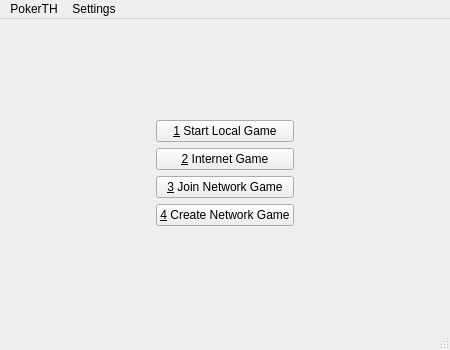
pokerth/pokerth, file src/gui/qt/startwindow.ui: the form before one commit.
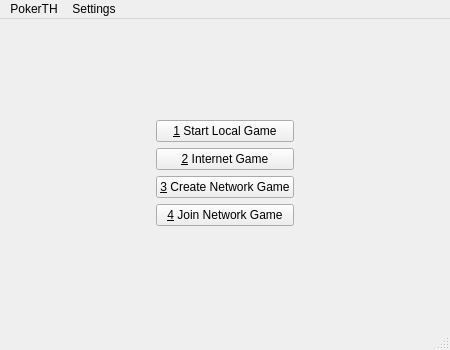
The form after the commit. Icons and pictures are not drawn.

Patch:
```diff
--- a/src/gui/qt/startwindow.ui
+++ b/src/gui/qt/startwindow.ui
@@ -54,6 +54,9 @@
     </item>
     <item row="1" column="1" >
      <layout class="QVBoxLayout" name="verticalLayout" >
+      <property name="spacing" >
+       <number>-1</number>
+      </property>
       <item>
        <widget class="QPushButton" name="pushButtonStart_Local_Game" >
         <property name="focusPolicy" >
@@ -94,33 +97,13 @@
         </property>
        </widget>
       </item>
-      <item>
-       <widget class="QPushButton" name="pushButton_Join_Network_Game" >
-        <property name="focusPolicy" >
-         <enum>Qt::NoFocus</enum>
-        </property>
-        <property name="text" >
-         <string>&amp;3 Join Network Game</string>
-        </property>
-        <property name="icon" >
-         <iconset resource="resources/pokerth.qrc" >
-          <normaloff>:/gfx/swbuttonjoinnetworkgame.png</normaloff>:/gfx/swbuttonjoinnetworkgame.png</iconset>
-        </property>
-        <property name="iconSize" >
-         <size>
-          <width>32</width>
-          <height>32</height>
-         </size>
-        </property>
-       </widget>
-      </item>
       <item>
        <widget class="QPushButton" name="pushButton_Create_Network_Game" >
         <property name="focusPolicy" >
          <enum>Qt::NoFocus</enum>
         </property>
         <property name="text" >
-         <string>&amp;4 Create Network Game</string>
+         <string>&amp;3 Create Network Game</string>
         </property>
         <property name="icon" >
          <iconset resource="resources/pokerth.qrc" >
@@ -134,6 +117,26 @@
         </property>
        </widget>
       </item>
+      <item>
+       <widget class="QPushButton" name="pushButton_Join_Network_Game" >
+        <property name="focusPolicy" >
+         <enum>Qt::NoFocus</enum>
+        </property>
+        <property name="text" >
+         <string>&amp;4 Join Network Game</string>
+        </property>
+        <property name="icon" >
+         <iconset resource="resources/pokerth.qrc" >
+          <normaloff>:/gfx/swbuttonjoinnetworkgame.png</normaloff>:/gfx/swbuttonjoinnetworkgame.png</iconset>
+        </property>
+        <property name="iconSize" >
+         <size>
+          <width>32</width>
+          <height>32</height>
+         </size>
+        </property>
+       </widget>
+      </item>
      </layout>
     </item>
     <item row="1" column="2" >
```
